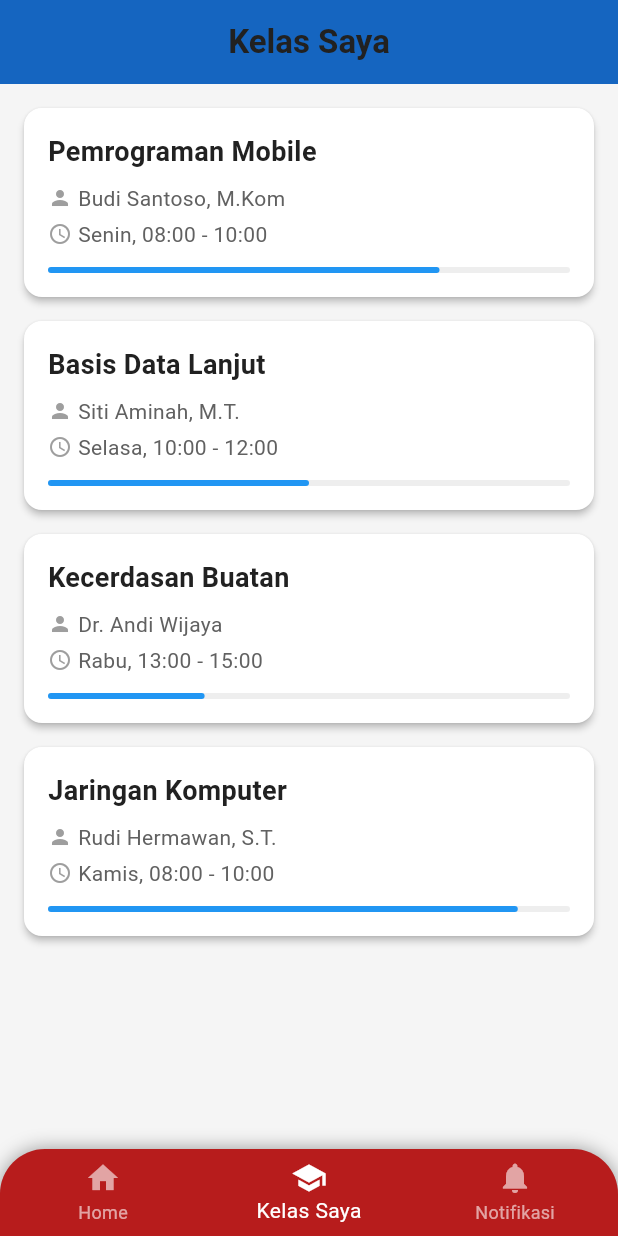
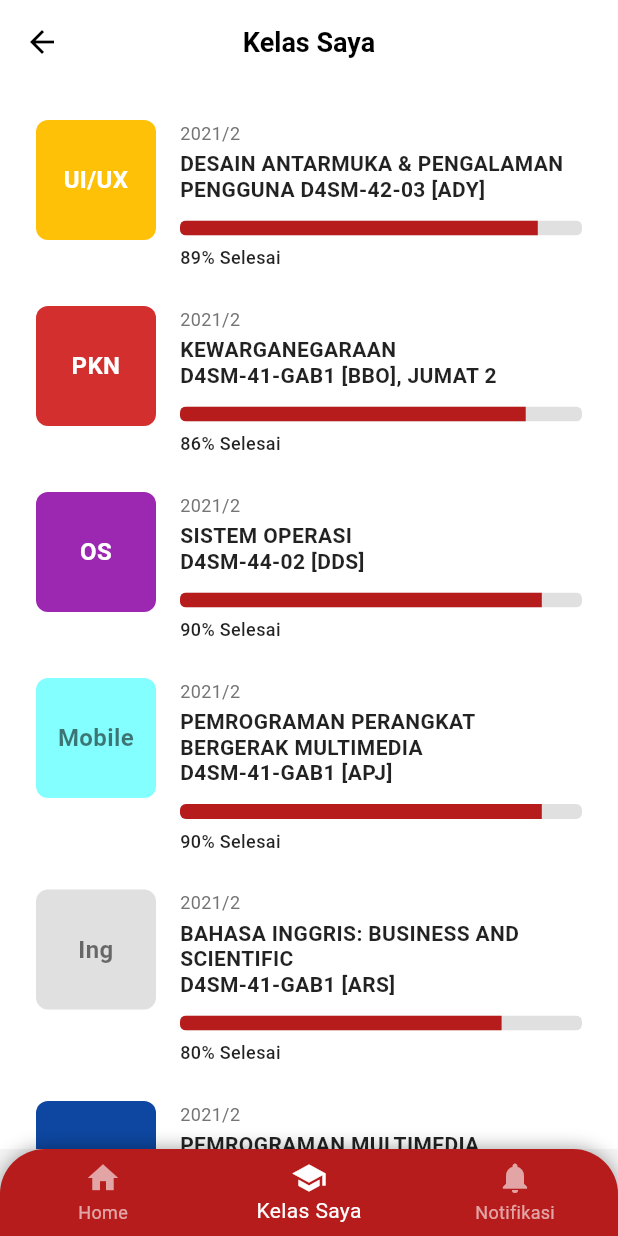
Before and after one commit to Fathoroni/Pandu_App, a Flutter app: the HomePage screen opened directly, item 2 of the bottom bar chosen, on a phone screen of 412 x 824 dp. Run offline on Flutter 3.47's test engine with Material 3 defaults, Android fonts, the phone set to English and light mode, and no system bars.

Commit message:
implement kelas saya

```diff
--- a/lib/pages/home_page.dart
+++ b/lib/pages/home_page.dart
@@ -259,6 +259,32 @@ class _HomeDashboard extends StatelessWidget {
                 progress: 0.5,
                 label: 'OS',
               ),
+              _buildProgressItem(
+                color: Colors.cyan,
+                title:
+                    'PEMROGRAMAN PERANGKAT BERGERAK MULTIMEDIA D4SM-41-GAB1 [APJ]',
+                progress: 0.6,
+                label: 'Mobile',
+              ),
+              _buildProgressItem(
+                color: Colors.grey,
+                title:
+                    'BAHASA INGGRIS: BUSINESS AND SCIENTIFIC D4SM-41-GAB1 [ARS]',
+                progress: 0.8,
+                label: 'Ing',
+              ),
+              _buildProgressItem(
+                color: Colors.blue[900]!,
+                title: 'PEMROGRAMAN MULTIMEDIA INTERAKTIF D4SM-43-04 [TPR]',
+                progress: 0.8,
+                label: 'MM',
+              ),
+              _buildProgressItem(
+                color: Colors.purpleAccent,
+                title: 'OLAH RAGA D3TT-44-02 [EYR]',
+                progress: 0.8,
+                label: 'OR',
+              ),
             ],
           ),
         ),
--- a/lib/pages/kelas_page.dart
+++ b/lib/pages/kelas_page.dart
@@ -6,44 +6,100 @@ class KelasPage extends StatelessWidget {
 
   @override
   Widget build(BuildContext context) {
-    final List<Map<String, String>> courses = [
+    // Data matched to "Kelas Saya" reference image
+    final List<Map<String, dynamic>> courses = [
       {
-        'name': 'Pemrograman Mobile',
-        'lecturer': 'Budi Santoso, M.Kom',
-        'schedule': 'Senin, 08:00 - 10:00',
-        'progress': '0.75',
+        'title': 'DESAIN ANTARMUKA & PENGALAMAN PENGGUNA D4SM-42-03 [ADY]',
+        'semester': '2021/2',
+        'progress': 0.89,
+        'color': Colors.amber,
+        'label': 'UI/UX',
+        'labelColor': Colors.white,
       },
       {
-        'name': 'Basis Data Lanjut',
-        'lecturer': 'Siti Aminah, M.T.',
-        'schedule': 'Selasa, 10:00 - 12:00',
-        'progress': '0.50',
+        'title': 'KEWARGANEGARAAN\nD4SM-41-GAB1 [BBO], JUMAT 2',
+        'semester': '2021/2',
+        'progress': 0.86,
+        'color': const Color(0xFFD32F2F), // Red
+        'label': 'PKN', // Icon in image looks like Garuda, using text for now
+        'labelColor': Colors.white,
       },
       {
-        'name': 'Kecerdasan Buatan',
-        'lecturer': 'Dr. Andi Wijaya',
-        'schedule': 'Rabu, 13:00 - 15:00',
-        'progress': '0.30',
+        'title': 'SISTEM OPERASI\nD4SM-44-02 [DDS]',
+        'semester': '2021/2',
+        'progress': 0.90,
+        'color': Colors.purple, // Word cloud placeholder
+        'label': 'OS',
+        'labelColor': Colors.white,
       },
       {
-        'name': 'Jaringan Komputer',
-        'lecturer': 'Rudi Hermawan, S.T.',
-        'schedule': 'Kamis, 08:00 - 10:00',
-        'progress': '0.90',
+        'title':
+            'PEMROGRAMAN PERANGKAT BERGERAK MULTIMEDIA\nD4SM-41-GAB1 [APJ]',
+        'semester': '2021/2',
+        'progress': 0.90,
+        'color': Colors.cyanAccent.shade100,
+        'label': 'Mobile',
+        'labelColor': Colors.black54,
+      },
+      {
+        'title': 'BAHASA INGGRIS: BUSINESS AND SCIENTIFIC\nD4SM-41-GAB1 [ARS]',
+        'semester': '2021/2',
+        'progress': 0.80,
+        'color': Colors.grey.shade300,
+        'label': 'Ing',
+        'labelColor': Colors.black54,
+      },
+      {
+        'title': 'PEMROGRAMAN MULTIMEDIA INTERAKTIF\nD4SM-43-04 [TPR]',
+        'semester': '2021/2',
+        'progress': 0.90,
+        'color': Colors.blue.shade900,
+        'label': 'MM',
+        'labelColor': Colors.white,
+      },
+      {
+        'title': 'OLAH RAGA\nD3TT-44-02 [EYR]',
+        'semester': '2021/2',
+        'progress': 0.90,
+        'color': Colors.purpleAccent.shade100,
+        'label': 'OR',
+        'labelColor': Colors.white,
       },
     ];
 
     return Scaffold(
-      appBar: AppBar(title: const Text('Kelas Saya')),
-      body: ListView.builder(
-        padding: const EdgeInsets.all(16.0),
+      backgroundColor: Colors.white,
+      appBar: AppBar(
+        title: const Text(
+          'Kelas Saya',
+          style: TextStyle(
+            color: Colors.black,
+            fontWeight: FontWeight.bold,
+            fontSize: 18,
+          ),
+        ),
+        centerTitle: true,
+        backgroundColor: Colors.white,
+        elevation: 0,
+        leading: IconButton(
+          icon: const Icon(Icons.arrow_back, color: Colors.black),
+          onPressed: () {
+            // Ideally pop if pushed, otherwise handle tab switching
+            // Since this page is part of BottomNav, pop might exit app
+            // But requirement asked for the button.
+            if (Navigator.canPop(context)) {
+              Navigator.pop(context);
+            }
+          },
+        ),
+      ),
+      body: ListView.separated(
+        padding: const EdgeInsets.all(24.0),
         itemCount: courses.length,
+        separatorBuilder: (context, index) => const SizedBox(height: 24),
         itemBuilder: (context, index) {
           final course = courses[index];
-          return Card(
-            margin: const EdgeInsets.only(bottom: 16.0),
-            elevation: 2,
-            child: InkWell(
+          return InkWell(
             onTap: () {
               Navigator.push(
                 context,
@@ -52,54 +108,77 @@ class KelasPage extends StatelessWidget {
                 ),
               );
             },
-              child: Padding(
-                padding: const EdgeInsets.all(16.0),
+            child: Row(
+              crossAxisAlignment: CrossAxisAlignment.start,
+              children: [
+                // Thumbnail
+                Container(
+                  width: 80,
+                  height: 80,
+                  decoration: BoxDecoration(
+                    color: course['color'],
+                    borderRadius: BorderRadius.circular(8),
+                  ),
+                  child: Center(
+                    child: Text(
+                      course['label'],
+                      textAlign: TextAlign.center,
+                      style: TextStyle(
+                        color: course['labelColor'],
+                        fontWeight: FontWeight.bold,
+                        fontSize: 16,
+                      ),
+                    ),
+                  ),
+                ),
+                const SizedBox(width: 16),
+
+                // Content
+                Expanded(
                   child: Column(
                     crossAxisAlignment: CrossAxisAlignment.start,
                     children: [
                       Text(
-                      course['name']!,
+                        course['semester'],
+                        style: TextStyle(fontSize: 12, color: Colors.grey[600]),
+                      ),
+                      const SizedBox(height: 4),
+                      Text(
+                        course['title'],
                         style: const TextStyle(
-                        fontSize: 18,
+                          fontSize: 14,
                           fontWeight: FontWeight.bold,
+                          color: Colors.black87,
+                          height: 1.2,
+                        ),
+                        maxLines: 3,
+                        overflow: TextOverflow.ellipsis,
+                      ),
+                      const SizedBox(height: 12),
+
+                      // Progress Bar
+                      ClipRRect(
+                        borderRadius: BorderRadius.circular(4),
+                        child: LinearProgressIndicator(
+                          value: course['progress'],
+                          minHeight: 10,
+                          backgroundColor: Colors.grey[300],
+                          color: const Color(0xFFB71C1C), // Deep Red
                         ),
                       ),
-                    const SizedBox(height: 8),
-                    Row(
-                      children: [
-                        const Icon(Icons.person, size: 16, color: Colors.grey),
-                        const SizedBox(width: 4),
+                      const SizedBox(height: 6),
                       Text(
-                          course['lecturer']!,
-                          style: TextStyle(color: Colors.grey[700]),
+                        '${(course['progress'] * 100).toInt()}% Selesai',
+                        style: const TextStyle(
+                          fontSize: 12,
+                          color: Colors.black87,
+                          fontWeight: FontWeight.w500,
                         ),
-                      ],
-                    ),
-                    const SizedBox(height: 4),
-                    Row(
-                      children: [
-                        const Icon(
-                          Icons.access_time,
-                          size: 16,
-                          color: Colors.grey,
-                        ),
-                        const SizedBox(width: 4),
-                        Text(
-                          course['schedule']!,
-                          style: TextStyle(color: Colors.grey[700]),
-                        ),
-                      ],
-                    ),
-                    const SizedBox(height: 12),
-                    LinearProgressIndicator(
-                      value: double.parse(course['progress']!),
-                      backgroundColor: Colors.grey[200],
-                      color: Colors.blue,
-                      borderRadius: BorderRadius.circular(5),
                       ),
                     ],
                   ),
                 ),
+              ],
             ),
           );
         },
```
Lines whose indentation alone changed are shown as unchanged.
